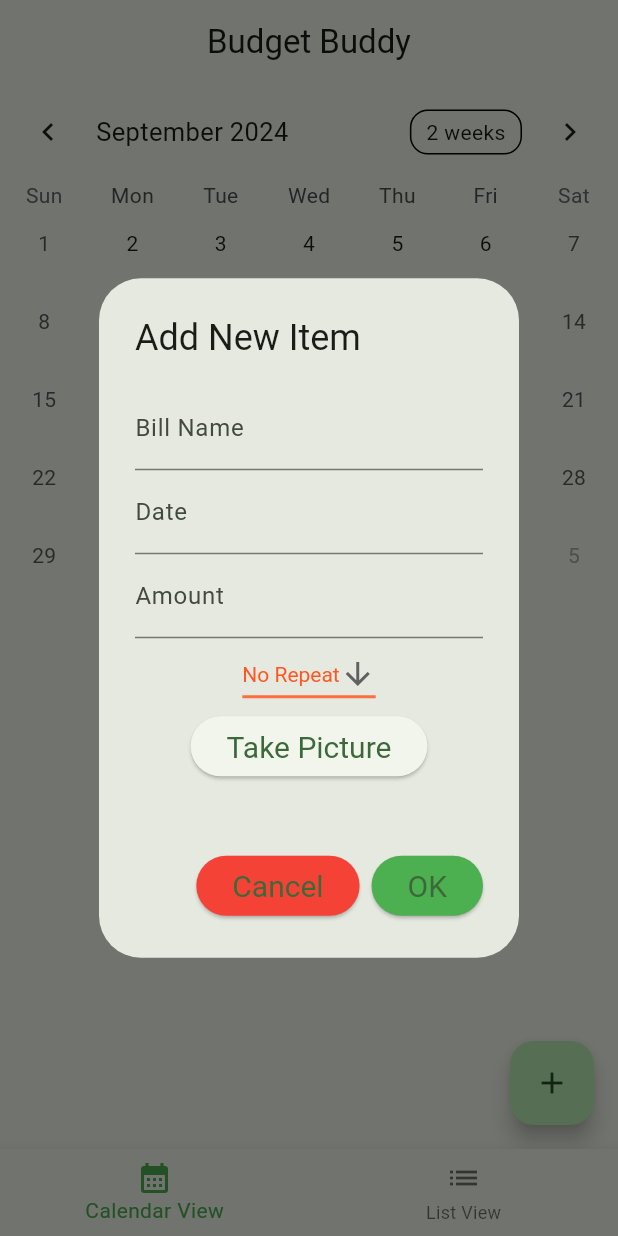
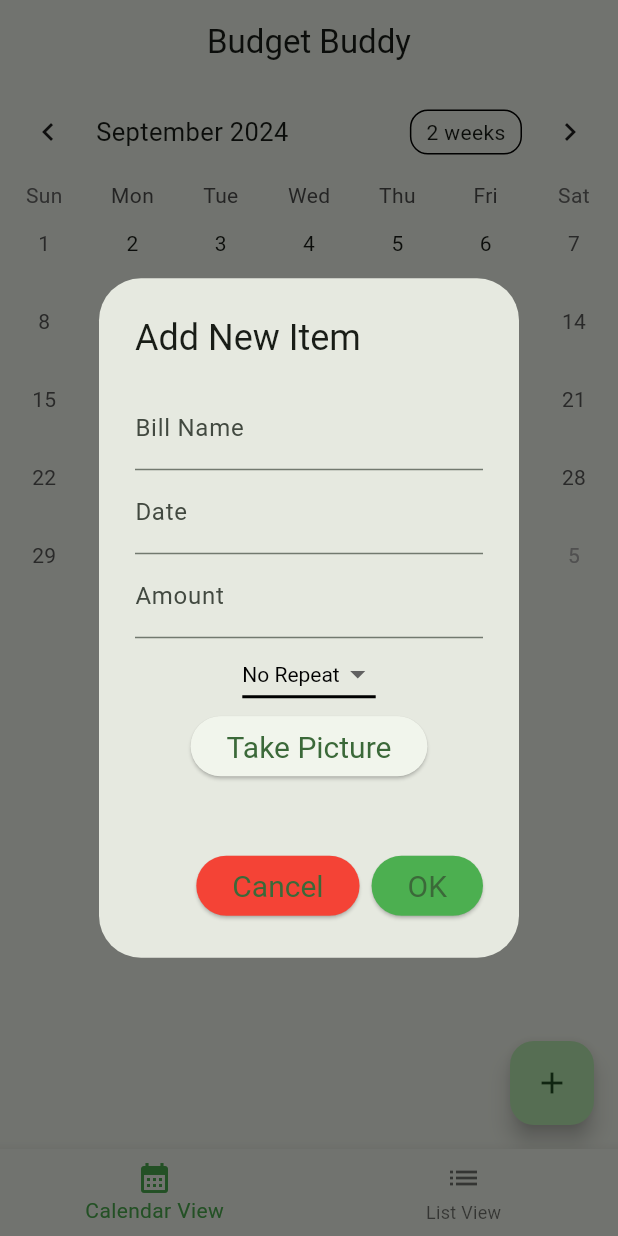
Before and after one commit to 404thecomputer/budget-buddy, a Flutter app: the screen it shows after launch, after a tap on the "add" icon, on a phone screen of 412 x 824 dp. Run offline on Flutter 3.47's test engine with Material 3 defaults, Android fonts, the phone set to English and light mode, and no system bars; drawn by our look-alikes of table_calendar; our stand-ins replace camera, money_formatter.

Commit message:
Updated ideas of things to do, updated formatting add_dialaog

```diff
--- a/budget_buddy/lib/dialogs/add_dialog.dart
+++ b/budget_buddy/lib/dialogs/add_dialog.dart
@@ -8,7 +8,13 @@ import 'package:intl/intl.dart';
 
 // adapted from to-dont-list code
 typedef ItemsListChangedCallback = Function(Item item);
-const frequencies = <String>['No Repeat', 'Daily', 'Weekly', 'Biweekly', 'Monthly'];
+const frequencies = <String>[
+  'No Repeat',
+  'Daily',
+  'Weekly',
+  'Biweekly',
+  'Monthly'
+];
 
 class ItemDialog extends StatefulWidget {
   const ItemDialog({
@@ -19,7 +25,6 @@ class ItemDialog extends StatefulWidget {
 
   final ItemsListChangedCallback onListChanged;
   final CameraDescription cam;
-
 
   @override
   State<ItemDialog> createState() => _ItemDialogState();
@@ -87,12 +92,12 @@ class _ItemDialogState extends State<ItemDialog> {
         ),
         DropdownButton<String>(
           value: dropdownValue,
-          icon: const Icon(Icons.arrow_downward),
+          icon: const Icon(Icons.arrow_drop_down_outlined),
           elevation: 16,
-          style: const TextStyle(color: Colors.deepOrange),
+          style: const TextStyle(color: Colors.black),
           underline: Container(
             height: 2,
-            color: Colors.deepOrangeAccent,
+            color: Colors.black,
           ),
           onChanged: (String? value) {
             // This is called when the user selects an item.
@@ -143,7 +148,11 @@ class _ItemDialogState extends State<ItemDialog> {
           onPressed: () {
             setState(() {
               widget.onListChanged(Item(
-                  name: billName, date: moment, payment: amount, image: img, frequency: dropdownValue));
+                  name: billName,
+                  date: moment,
+                  payment: amount,
+                  image: img,
+                  frequency: dropdownValue));
               Navigator.pop(context);
             });
           },
--- a/budget_buddy/lib/pages/item_calendar_view.dart
+++ b/budget_buddy/lib/pages/item_calendar_view.dart
@@ -9,14 +9,15 @@ import '../utils.dart';
 typedef ItemsListChangedCallback = Function(Item item);
 
 class ItemCalendarView extends StatefulWidget {
-  const ItemCalendarView(
-      {required this.items,
-      this.selectedDay,
-      required this.onDaySelected,
-      super.key,
-      required this.onListChanged,
-      required this.onDeleteItem,
-      required this.cam,});
+  const ItemCalendarView({
+    required this.items,
+    this.selectedDay,
+    required this.onDaySelected,
+    super.key,
+    required this.onListChanged,
+    required this.onDeleteItem,
+    required this.cam,
+  });
 
   final List<Item> items;
   final DateTime? selectedDay;
@@ -97,7 +98,8 @@ class _ItemCalendarViewState extends State<ItemCalendarView> {
           showDialog(
               context: context,
               builder: (_) {
-                return ItemDialog(onListChanged: widget.onListChanged, cam: widget.cam);
+                return ItemDialog(
+                    onListChanged: widget.onListChanged, cam: widget.cam);
               });
         },
         tooltip: "Add New Item",
```
Also changed, not shown: budget_buddy/lib/stuff_to_do.txt (+3 -4 lines).
